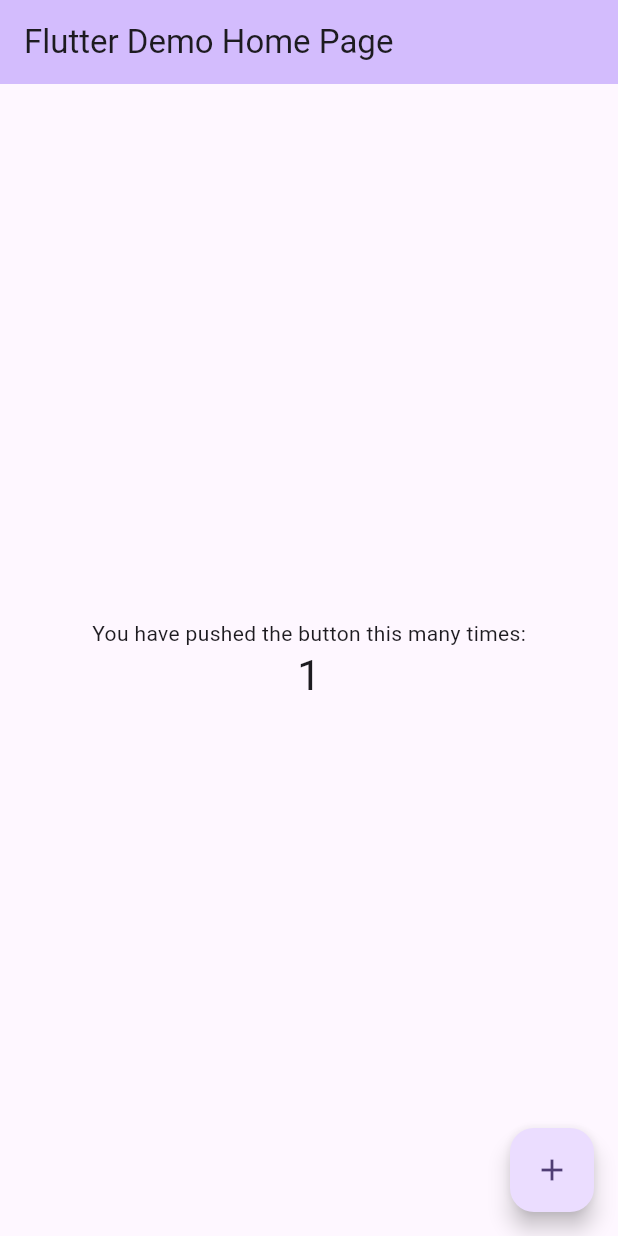
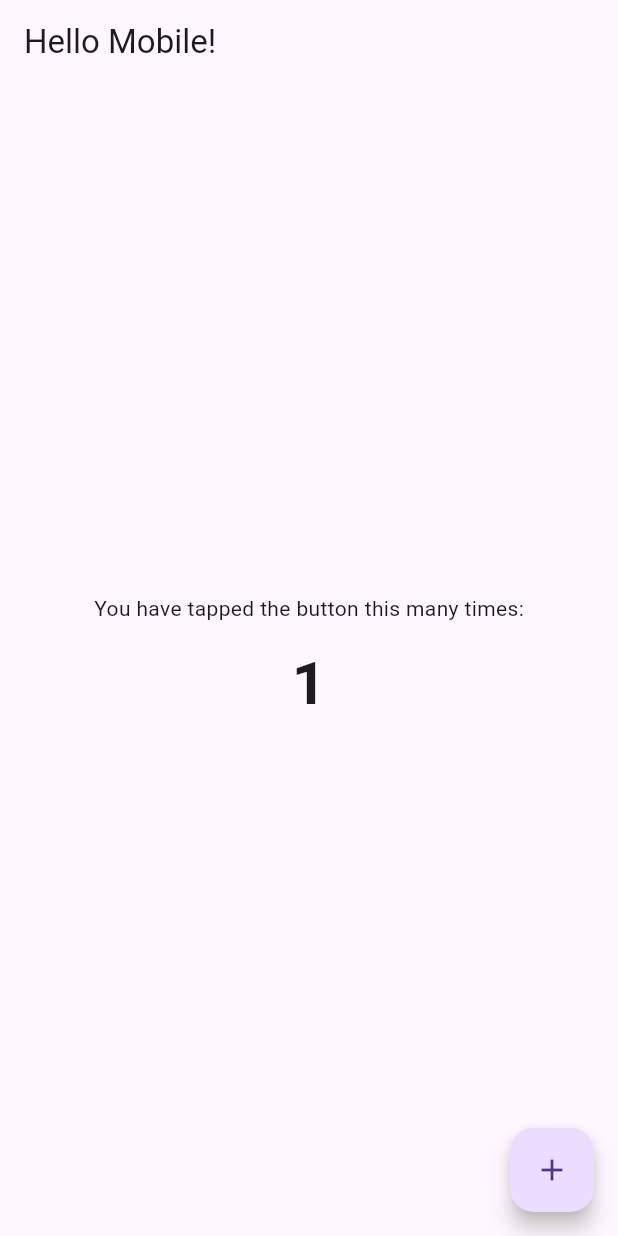
Before and after one commit to guired513/hello-mobile, a Flutter app: the screen it shows after launch, after a tap on the "add" icon, on a phone screen of 412 x 824 dp. Run offline on Flutter 3.47's test engine with Material 3 defaults, Android fonts, the phone set to English and light mode, and no system bars.

Commit message:
Refactor main.dart: Update app title and remove unused comments for clarity

```diff
--- a/lib/main.dart
+++ b/lib/main.dart
@@ -1,122 +1,64 @@
 import 'package:flutter/material.dart';
 
 void main() {
-  runApp(const MyApp());
+  runApp(MyApp());
 }
 
 class MyApp extends StatelessWidget {
   const MyApp({super.key});
 
-  // This widget is the root of your application.
   @override
   Widget build(BuildContext context) {
     return MaterialApp(
-      title: 'Flutter Demo',
+      title: 'Hello Mobile!',
       theme: ThemeData(
-        // This is the theme of your application.
-        //
-        // TRY THIS: Try running your application with "flutter run". You'll see
-        // the application has a purple toolbar. Then, without quitting the app,
-        // try changing the seedColor in the colorScheme below to Colors.green
-        // and then invoke "hot reload" (save your changes or press the "hot
-        // reload" button in a Flutter-supported IDE, or press "r" if you used
-        // the command line to start the app).
-        //
-        // Notice that the counter didn't reset back to zero; the application
-        // state is not lost during the reload. To reset the state, use hot
-        // restart instead.
-        //
-        // This works for code too, not just values: Most code changes can be
-        // tested with just a hot reload.
-        colorScheme: ColorScheme.fromSeed(seedColor: Colors.deepPurple),
+        primarySwatch: Colors.blue,
       ),
-      home: const MyHomePage(title: 'Flutter Demo Home Page'),
+      home: HelloScreen(),
     );
   }
 }
 
-class MyHomePage extends StatefulWidget {
-  const MyHomePage({super.key, required this.title});
-
-  // This widget is the home page of your application. It is stateful, meaning
-  // that it has a State object (defined below) that contains fields that affect
-  // how it looks.
-
-  // This class is the configuration for the state. It holds the values (in this
-  // case the title) provided by the parent (in this case the App widget) and
-  // used by the build method of the State. Fields in a Widget subclass are
-  // always marked "final".
-
-  final String title;
+class HelloScreen extends StatefulWidget {
+  const HelloScreen({super.key});
 
   @override
-  State<MyHomePage> createState() => _MyHomePageState();
+  HelloScreenState createState() => HelloScreenState();
 }
 
-class _MyHomePageState extends State<MyHomePage> {
+class HelloScreenState extends State<HelloScreen> {
   int _counter = 0;
 
   void _incrementCounter() {
     setState(() {
-      // This call to setState tells the Flutter framework that something has
-      // changed in this State, which causes it to rerun the build method below
-      // so that the display can reflect the updated values. If we changed
-      // _counter without calling setState(), then the build method would not be
-      // called again, and so nothing would appear to happen.
-      _counter++;
+      _counter++; // updates the UI
     });
   }
 
   @override
   Widget build(BuildContext context) {
-    // This method is rerun every time setState is called, for instance as done
-    // by the _incrementCounter method above.
-    //
-    // The Flutter framework has been optimized to make rerunning build methods
-    // fast, so that you can just rebuild anything that needs updating rather
-    // than having to individually change instances of widgets.
     return Scaffold(
       appBar: AppBar(
-        // TRY THIS: Try changing the color here to a specific color (to
-        // Colors.amber, perhaps?) and trigger a hot reload to see the AppBar
-        // change color while the other colors stay the same.
-        backgroundColor: Theme.of(context).colorScheme.inversePrimary,
-        // Here we take the value from the MyHomePage object that was created by
-        // the App.build method, and use it to set our appbar title.
-        title: Text(widget.title),
+        title: Text('Hello Mobile!'),
       ),
       body: Center(
-        // Center is a layout widget. It takes a single child and positions it
-        // in the middle of the parent.
         child: Column(
-          // Column is also a layout widget. It takes a list of children and
-          // arranges them vertically. By default, it sizes itself to fit its
-          // children horizontally, and tries to be as tall as its parent.
-          //
-          // Column has various properties to control how it sizes itself and
-          // how it positions its children. Here we use mainAxisAlignment to
-          // center the children vertically; the main axis here is the vertical
-          // axis because Columns are vertical (the cross axis would be
-          // horizontal).
-          //
-          // TRY THIS: Invoke "debug painting" (choose the "Toggle Debug Paint"
-          // action in the IDE, or press "p" in the console), to see the
-          // wireframe for each widget.
           mainAxisAlignment: MainAxisAlignment.center,
           children: <Widget>[
-            const Text('You have pushed the button this many times:'),
+            Text('You have tapped the button this many times:'),
+            SizedBox(height: 12),
             Text(
               '$_counter',
-              style: Theme.of(context).textTheme.headlineMedium,
+              style: TextStyle(fontSize: 40, fontWeight: FontWeight.bold),
             ),
           ],
         ),
       ),
       floatingActionButton: FloatingActionButton(
         onPressed: _incrementCounter,
-        tooltip: 'Increment',
-        child: const Icon(Icons.add),
-      ), // This trailing comma makes auto-formatting nicer for build methods.
+        tooltip: 'Tap me!',
+        child: Icon(Icons.add),
+      ),
     );
   }
 }
```
